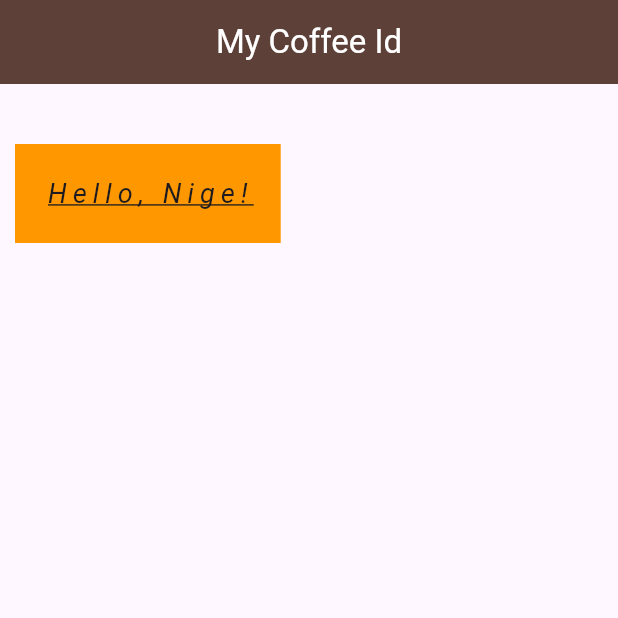
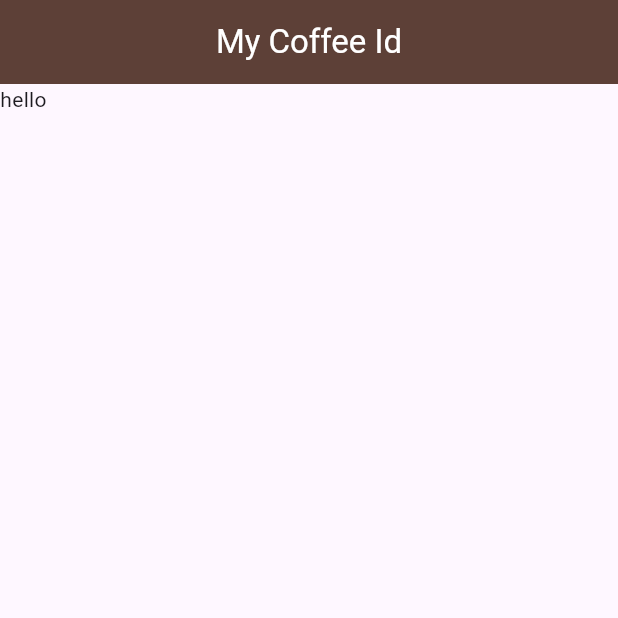
Before and after one commit to weebuns/coffee_card, a Flutter app: the screen it shows after launch, on a phone screen of 412 x 824 dp, the top half of it. Run offline on Flutter 3.47's test engine with Material 3 defaults, Android fonts, the phone set to English and light mode, and no system bars.

Commit message:
quick course update 3

```diff
--- /dev/null
+++ b/lib/home.dart
@@ -0,0 +1,18 @@
+import 'package:flutter/material.dart';
+
+class Home extends StatelessWidget {
+  const Home({super.key});
+
+  @override
+  Widget build(BuildContext context) {
+    return Scaffold(
+      appBar: AppBar(
+        title: const Text('My Coffee Id'),
+        backgroundColor: Colors.brown[700],
+        centerTitle: true,
+        foregroundColor: Colors.white,
+      ),
+      body: const Text('hello'),
+    );
+  }
+}
--- a/lib/main.dart
+++ b/lib/main.dart
@@ -1,41 +1,6 @@
 import 'package:flutter/material.dart';
+import 'package:coffee_card/home.dart';
 
 void main() {
-  runApp(
-    MaterialApp(
-      home: Scaffold(
-        appBar: AppBar(
-          title: const Text('My Coffee Id'),
-          backgroundColor: Colors.brown[700],
-          centerTitle: true,
-          foregroundColor: Colors.white,
-        ),
-        body: const Home(),
-      ),
-    ),
-  );
+  runApp(const MaterialApp(home: Home()));
 }
-
-class Home extends StatelessWidget {
-  const Home({super.key});
-
-  @override
-  Widget build(BuildContext context) {
-    return Container(
-      color: Colors.orange,
-      // width: 200,
-      // height: 100,
-      padding: EdgeInsets.all(20),
-      margin: const EdgeInsets.fromLTRB(10, 40, 0, 0),
-      child: Text(
-        'Hello, Nige!',
-        style: TextStyle(
-          fontSize: 18,
-          letterSpacing: 4,
-          decoration: TextDecoration.underline,
-          fontStyle: FontStyle.italic,
-        ),
-      ),
-    );
-  }
-}
```
